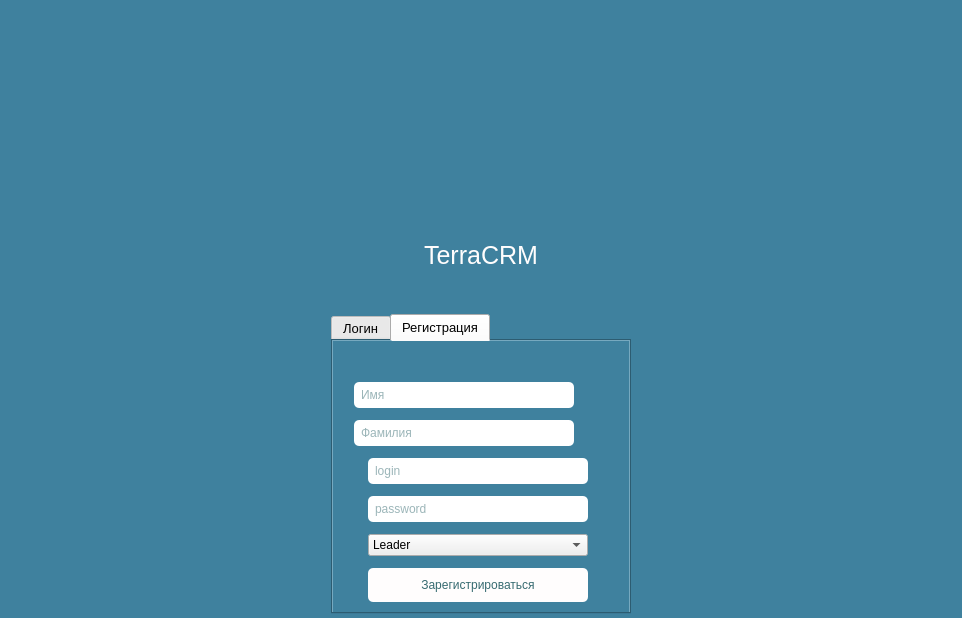
Barnaga/TerraCRM, file LoginWindow.ui: the form before one commit.
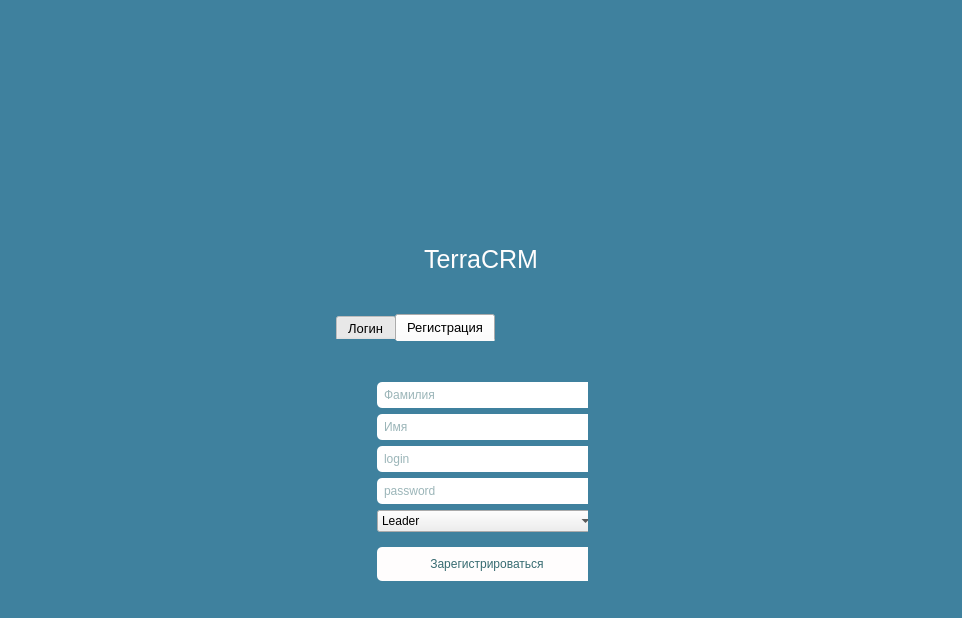
The form after the commit. The open tabs and pages were chosen to show the change.

```diff
--- a/LoginWindow.ui
+++ b/LoginWindow.ui
@@ -14,40 +14,36 @@
    <string>LoginWindow</string>
   </property>
   <property name="styleSheet">
-   <string notr="true">.QWidget, .QTabWidget {
-	background-color: rgb(63, 129, 158);
+   <string notr="true">.QWidget {
+		background-color: rgb(63, 129, 158);
 }
-.QTabWidget {
-    color: rgb(255, 253, 253);
+.QTabWidget::pane {
+	color: rgb(255, 255, 253);
+}
+.QTabWidget::tab-bar {
+        left: 5px;
 }
  .QLabel {
 	font-size: 25px;
     color: rgb(255, 253, 253);
 }
- .QLabel  #errorLlb{
-	font-size: 12px;
+ .QLabel#errorLlb{
+	font-size: 20px;
+}
 
-}
-QCheckBox {
- color: rgb(255, 253, 253);
-}
 .QPushButton {
 	color: rgb(55, 107, 113);
 	background-color: rgb(255, 253, 253);
 	border-radius: 5px;
 	padding: 10px 10px;
+}
 
-}
-.QPushButton:hover {
-	color: rgb(45, 97, 100);
-	border: 1px  solid rgb(55, 107, 113);
-	cursor: pointer;
-}
 .QLineEdit {
 	padding: 5px;
 	border-radius:5px;
 	color: rgb(55, 107, 113);
-}</string>
+}
+</string>
   </property>
   <widget class="QWidget" name="centralWidget">
    <property name="sizePolicy">
@@ -68,10 +64,7 @@
      <height>1080</height>
     </size>
    </property>
-   <layout class="QHBoxLayout" name="horizontalLayout">
-    <property name="spacing">
-     <number>0</number>
-    </property>
+   <layout class="QGridLayout" name="gridLayout">
     <property name="leftMargin">
      <number>0</number>
     </property>
@@ -84,7 +77,7 @@
     <property name="bottomMargin">
      <number>0</number>
     </property>
-    <item>
+    <item row="0" column="0">
      <spacer name="horizontalSpacer_2">
       <property name="orientation">
        <enum>Qt::Orientation::Horizontal</enum>
@@ -97,7 +90,7 @@
       </property>
      </spacer>
     </item>
-    <item>
+    <item row="0" column="1">
      <layout class="QVBoxLayout" name="verticalLayout_4">
       <property name="spacing">
        <number>0</number>
@@ -165,7 +158,7 @@
         </property>
        </spacer>
       </item>
-      <item alignment="Qt::AlignmentFlag::AlignHCenter|Qt::AlignmentFlag::AlignVCenter">
+      <item>
        <widget class="QTabWidget" name="tabWidget">
         <property name="sizePolicy">
          <sizepolicy hsizetype="Minimum" vsizetype="Minimum">
@@ -324,60 +317,16 @@
          <attribute name="title">
           <string>Регистрация</string>
          </attribute>
-         <widget class="QWidget" name="layoutWidget">
+         <widget class="QWidget" name="">
           <property name="geometry">
            <rect>
-            <x>10</x>
-            <y>10</y>
-            <width>271</width>
-            <height>263</height>
+            <x>35</x>
+            <y>30</y>
+            <width>222</width>
+            <height>221</height>
            </rect>
           </property>
           <layout class="QVBoxLayout" name="verticalLayout_2">
-           <property name="spacing">
-            <number>12</number>
-           </property>
-           <item>
-            <spacer name="verticalSpacer_4">
-             <property name="orientation">
-              <enum>Qt::Orientation::Vertical</enum>
-             </property>
-             <property name="sizeType">
-              <enum>QSizePolicy::Policy::Fixed</enum>
-             </property>
-             <property name="sizeHint" stdset="0">
-              <size>
-               <width>20</width>
-               <height>20</height>
-              </size>
-             </property>
-            </spacer>
-           </item>
-           <item>
-            <widget class="QLineEdit" name="nameEdit">
-             <property name="sizePolicy">
-              <sizepolicy hsizetype="Maximum" vsizetype="Fixed">
-               <horstretch>0</horstretch>
-               <verstretch>0</verstretch>
-              </sizepolicy>
-             </property>
-             <property name="minimumSize">
-              <size>
-               <width>220</width>
-               <height>0</height>
-              </size>
-             </property>
-             <property name="maximumSize">
-              <size>
-               <width>220</width>
-               <height>16777215</height>
-              </size>
-             </property>
-             <property name="placeholderText">
-              <string>Имя</string>
-             </property>
-            </widget>
-           </item>
            <item>
             <widget class="QLineEdit" name="surnameEdit">
              <property name="sizePolicy">
@@ -403,7 +352,32 @@
              </property>
             </widget>
            </item>
-           <item alignment="Qt::AlignmentFlag::AlignHCenter">
+           <item>
+            <widget class="QLineEdit" name="nameEdit">
+             <property name="sizePolicy">
+              <sizepolicy hsizetype="Maximum" vsizetype="Fixed">
+               <horstretch>0</horstretch>
+               <verstretch>0</verstretch>
+              </sizepolicy>
+             </property>
+             <property name="minimumSize">
+              <size>
+               <width>220</width>
+               <height>0</height>
+              </size>
+             </property>
+             <property name="maximumSize">
+              <size>
+               <width>220</width>
+               <height>16777215</height>
+              </size>
+             </property>
+             <property name="placeholderText">
+              <string>Имя</string>
+             </property>
+            </widget>
+           </item>
+           <item>
             <widget class="QLineEdit" name="loginEdit_2">
              <property name="sizePolicy">
               <sizepolicy hsizetype="Maximum" vsizetype="Fixed">
@@ -422,7 +396,7 @@
              </property>
             </widget>
            </item>
-           <item alignment="Qt::AlignmentFlag::AlignHCenter">
+           <item>
             <widget class="QLineEdit" name="passwordEdit_2">
              <property name="sizePolicy">
               <sizepolicy hsizetype="Maximum" vsizetype="Fixed">
@@ -441,7 +415,7 @@
              </property>
             </widget>
            </item>
-           <item alignment="Qt::AlignmentFlag::AlignHCenter">
+           <item>
             <widget class="QComboBox" name="comboBox">
              <property name="sizePolicy">
               <sizepolicy hsizetype="Minimum" vsizetype="Fixed">
@@ -487,7 +461,20 @@
              </item>
             </widget>
            </item>
-           <item alignment="Qt::AlignmentFlag::AlignHCenter">
+           <item>
+            <spacer name="verticalSpacer_4">
+             <property name="orientation">
+              <enum>Qt::Orientation::Vertical</enum>
+             </property>
+             <property name="sizeHint" stdset="0">
+              <size>
+               <width>20</width>
+               <height>40</height>
+              </size>
+             </property>
+            </spacer>
+           </item>
+           <item>
             <widget class="QPushButton" name="registerBtn">
              <property name="sizePolicy">
               <sizepolicy hsizetype="Maximum" vsizetype="Maximum">
@@ -513,7 +500,7 @@
       </item>
      </layout>
     </item>
-    <item>
+    <item row="0" column="2">
      <spacer name="horizontalSpacer">
       <property name="orientation">
        <enum>Qt::Orientation::Horizontal</enum>
```
Left out of the diff: 2 changed lines with no effect on the pictures.
